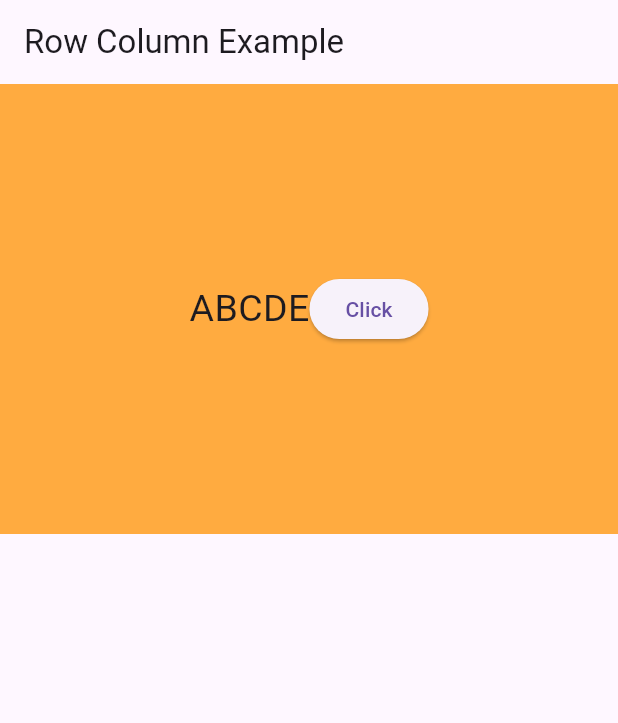
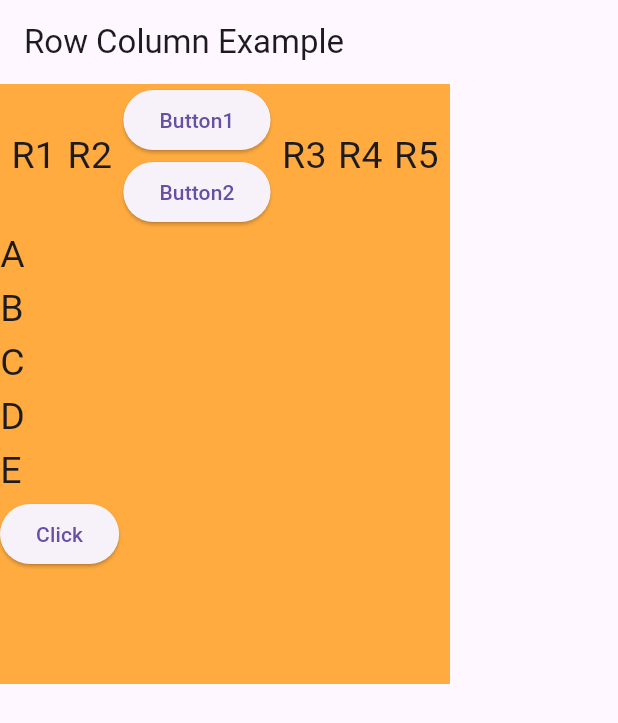
Before and after one commit to sazal11/Flutter_Basic, a Flutter app: the screen it shows after launch, on a phone screen of 412 x 824 dp. Shown: the top 723 px of the screen. Run offline on Flutter 3.47's test engine with Material 3 defaults, Android fonts, the phone set to English and light mode, and no system bars.

Commit message:
column example 1

```diff
--- a/lib/main.dart
+++ b/lib/main.dart
@@ -1,7 +1,7 @@
 import 'package:flutter/material.dart';
 
 void main() {
-  runApp(const RowExample1());
+  runApp(const ColumnExample1());
 }
 
 class MyApp extends StatelessWidget {
@@ -571,8 +571,8 @@ class CustomImageExample extends StatelessWidget {
   }
 }
 
-class RowExample1 extends StatelessWidget {
-  const RowExample1({super.key});
+class ColumnExample1 extends StatelessWidget {
+  const ColumnExample1({super.key});
 
   @override
   Widget build(BuildContext context) {
@@ -582,12 +582,30 @@ class RowExample1 extends StatelessWidget {
             title: Text('Row Column Example'),
           ),
           body: Container(
-            height: 300,
+            height: 400,
+            width: 300,
             color: Colors.orangeAccent,
-            child: Row(
-              mainAxisAlignment: MainAxisAlignment.center,
-              crossAxisAlignment: CrossAxisAlignment.center,
-              children: <Widget>[
+            child: Column(
+              mainAxisAlignment: MainAxisAlignment.start,
+              crossAxisAlignment: CrossAxisAlignment.start,
+              children: [
+                Row(
+                  mainAxisAlignment: MainAxisAlignment.spaceEvenly,
+                  children: [
+                    Text('R1', style: TextStyle(fontSize: 25)),
+                    Text('R2', style: TextStyle(fontSize: 25)),
+                    Column(
+                      children: [
+                        ElevatedButton(
+                            onPressed: () {}, child: Text('Button1')),
+                        ElevatedButton(onPressed: () {}, child: Text('Button2'))
+                      ],
+                    ),
+                    Text('R3', style: TextStyle(fontSize: 25)),
+                    Text('R4', style: TextStyle(fontSize: 25)),
+                    Text('R5', style: TextStyle(fontSize: 25)),
+                  ],
+                ),
                 Text('A', style: TextStyle(fontSize: 25)),
                 Text('B', style: TextStyle(fontSize: 25)),
                 Text('C', style: TextStyle(fontSize: 25)),
```
